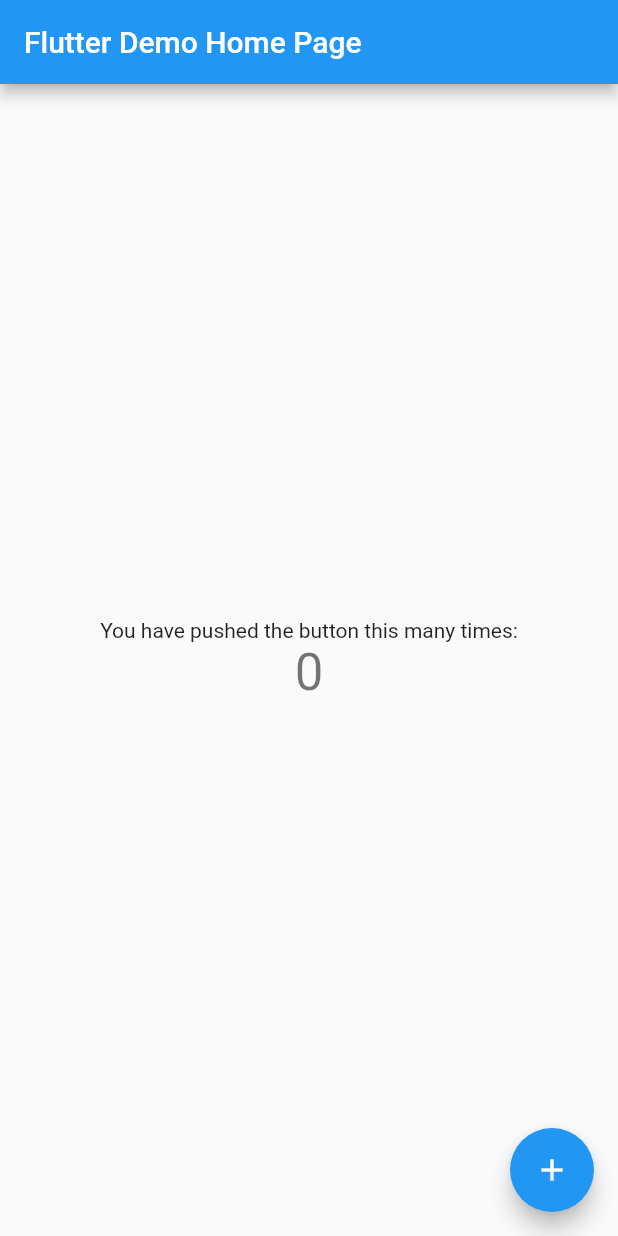
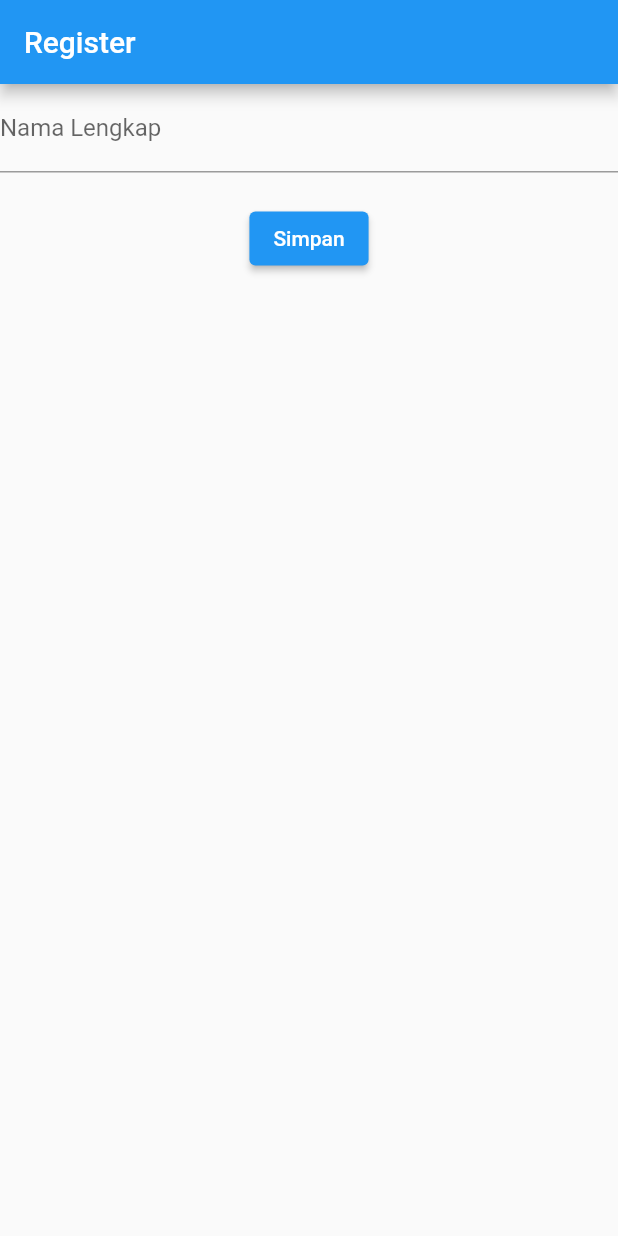
Before and after one commit to erihidayat06/apk-vigenesia, a Flutter app: the screen it shows after launch, on a phone screen of 412 x 824 dp. Run offline on Flutter 3.47's test engine with Material 2 defaults, Android fonts, the phone set to English and light mode, and no system bars.

Commit message:
register

```diff
--- a/lib/main.dart
+++ b/lib/main.dart
@@ -1,115 +1,11 @@
 import 'package:flutter/material.dart';
+import 'package:vigenesia/register/register.dart';
 
-void main() {
-  runApp(const MyApp());
+Future<void> main() async {
+  WidgetsFlutterBinding.ensureInitialized();
+  runApp(MaterialApp(
+    title: "APK Vigenesia",
+    debugShowCheckedModeBanner: false,
+    home: RegisterForm(),
+  ));
 }
-
-class MyApp extends StatelessWidget {
-  const MyApp({super.key});
-
-  // This widget is the root of your application.
-  @override
-  Widget build(BuildContext context) {
-    return MaterialApp(
-      title: 'Flutter Demo',
-      theme: ThemeData(
-        // This is the theme of your application.
-        //
-        // Try running your application with "flutter run". You'll see the
-        // application has a blue toolbar. Then, without quitting the app, try
-        // changing the primarySwatch below to Colors.green and then invoke
-        // "hot reload" (press "r" in the console where you ran "flutter run",
-        // or simply save your changes to "hot reload" in a Flutter IDE).
-        // Notice that the counter didn't reset back to zero; the application
-        // is not restarted.
-        primarySwatch: Colors.blue,
-      ),
-      home: const MyHomePage(title: 'Flutter Demo Home Page'),
-    );
-  }
-}
-
-class MyHomePage extends StatefulWidget {
-  const MyHomePage({super.key, required this.title});
-
-  // This widget is the home page of your application. It is stateful, meaning
-  // that it has a State object (defined below) that contains fields that affect
-  // how it looks.
-
-  // This class is the configuration for the state. It holds the values (in this
-  // case the title) provided by the parent (in this case the App widget) and
-  // used by the build method of the State. Fields in a Widget subclass are
-  // always marked "final".
-
-  final String title;
-
-  @override
-  State<MyHomePage> createState() => _MyHomePageState();
-}
-
-class _MyHomePageState extends State<MyHomePage> {
-  int _counter = 0;
-
-  void _incrementCounter() {
-    setState(() {
-      // This call to setState tells the Flutter framework that something has
-      // changed in this State, which causes it to rerun the build method below
-      // so that the display can reflect the updated values. If we changed
-      // _counter without calling setState(), then the build method would not be
-      // called again, and so nothing would appear to happen.
-      _counter++;
-    });
-  }
-
-  @override
-  Widget build(BuildContext context) {
-    // This method is rerun every time setState is called, for instance as done
-    // by the _incrementCounter method above.
-    //
-    // The Flutter framework has been optimized to make rerunning build methods
-    // fast, so that you can just rebuild anything that needs updating rather
-    // than having to individually change instances of widgets.
-    return Scaffold(
-      appBar: AppBar(
-        // Here we take the value from the MyHomePage object that was created by
-        // the App.build method, and use it to set our appbar title.
-        title: Text(widget.title),
-      ),
-      body: Center(
-        // Center is a layout widget. It takes a single child and positions it
-        // in the middle of the parent.
-        child: Column(
-          // Column is also a layout widget. It takes a list of children and
-          // arranges them vertically. By default, it sizes itself to fit its
-          // children horizontally, and tries to be as tall as its parent.
-          //
-          // Invoke "debug painting" (press "p" in the console, choose the
-          // "Toggle Debug Paint" action from the Flutter Inspector in Android
-          // Studio, or the "Toggle Debug Paint" command in Visual Studio Code)
-          // to see the wireframe for each widget.
-          //
-          // Column has various properties to control how it sizes itself and
-          // how it positions its children. Here we use mainAxisAlignment to
-          // center the children vertically; the main axis here is the vertical
-          // axis because Columns are vertical (the cross axis would be
-          // horizontal).
-          mainAxisAlignment: MainAxisAlignment.center,
-          children: <Widget>[
-            const Text(
-              'You have pushed the button this many times:',
-            ),
-            Text(
-              '$_counter',
-              style: Theme.of(context).textTheme.headlineMedium,
-            ),
-          ],
-        ),
-      ),
-      floatingActionButton: FloatingActionButton(
-        onPressed: _incrementCounter,
-        tooltip: 'Increment',
-        child: const Icon(Icons.add),
-      ), // This trailing comma makes auto-formatting nicer for build methods.
-    );
-  }
-}
--- /dev/null
+++ b/lib/register/register.dart
@@ -0,0 +1,52 @@
+import 'package:flutter/material.dart';
+
+class RegisterForm extends StatefulWidget {
+  const RegisterForm({Key? key}) : super(key: key);
+
+  @override
+  _RegisterFormState createState() => _RegisterFormState();
+}
+
+class _RegisterFormState extends State<RegisterForm> {
+  final _formKey = GlobalKey<FormState>();
+  final _namaLengkapCtrl = TextEditingController();
+
+  @override
+  Widget build(BuildContext context) {
+    return Scaffold(
+      appBar: AppBar(title: const Text("Register")),
+      body: SingleChildScrollView(
+        child: Form(
+          key: _formKey,
+          child: Column(
+            children: [
+              _fieldNamaLengkap(),
+              SizedBox(height: 20),
+              _tombolSimpan()
+            ],
+          ),
+        ),
+      ),
+    );
+  }
+
+  Widget _fieldNamaLengkap() {
+    return TextFormField(
+      decoration: const InputDecoration(labelText: "Nama Lengkap"),
+      controller: _namaLengkapCtrl,
+      validator: (value) {
+        if (value == null || value.isEmpty) {
+          return 'Nama tidak boleh kosong';
+        }
+        return null;
+      },
+    );
+  }
+
+  Widget _tombolSimpan() {
+    return ElevatedButton(
+      onPressed: () async {},
+      child: const Text("Simpan"),
+    );
+  }
+}
```
